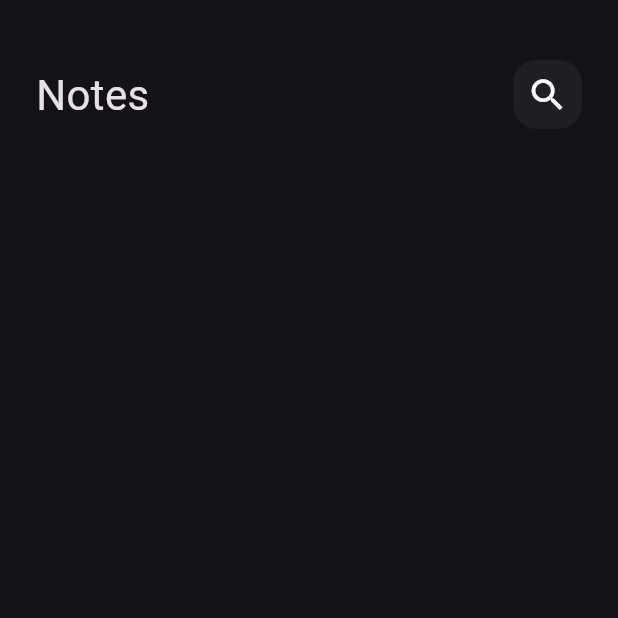
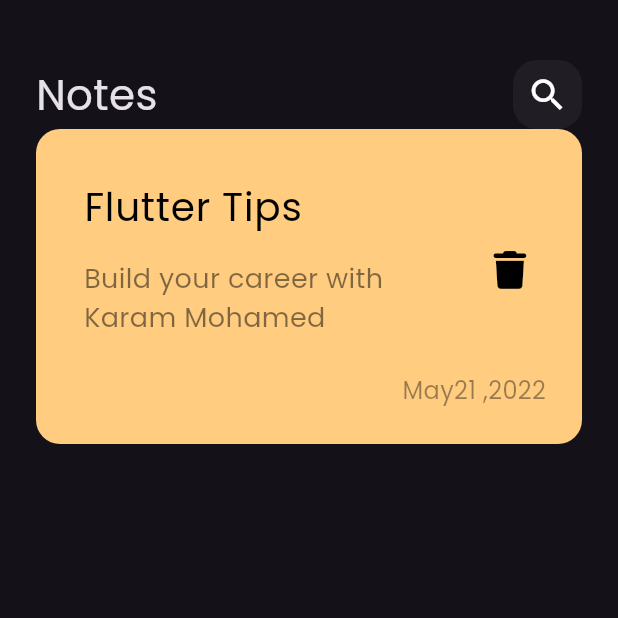
Before and after one commit to km01545/notes_app, a Flutter app: the screen it shows after launch, on a phone screen of 412 x 824 dp, the top half of it. Run offline on Flutter 3.47's test engine with Material 3 defaults, Android fonts, the phone set to English and light mode, and no system bars; our stand-ins replace font_awesome_flutter.

Commit message:
create custom note item

```diff
--- a/lib/main.dart
+++ b/lib/main.dart
@@ -11,7 +11,10 @@ class NotesApp extends StatelessWidget {
   Widget build(BuildContext context) {
     return MaterialApp(
       debugShowCheckedModeBanner: false,
-      theme: ThemeData(brightness: Brightness.dark),
+      theme: ThemeData(
+        brightness: Brightness.dark,
+        fontFamily: 'Poppins',
+      ),
       home: const NotesView(),
     );
   }
--- /dev/null
+++ b/lib/widgets/custom_note_item.dart
@@ -0,0 +1,58 @@
+import 'package:flutter/material.dart';
+import 'package:font_awesome_flutter/font_awesome_flutter.dart';
+
+class NoteItem extends StatelessWidget {
+  const NoteItem({super.key});
+
+  @override
+  Widget build(BuildContext context) {
+    return Container(
+      padding: const EdgeInsets.only(top: 24, bottom: 24, left: 16),
+      decoration: BoxDecoration(
+        color: const Color(0xffffcc80),
+        borderRadius: BorderRadius.circular(16),
+      ),
+      child: Column(
+        crossAxisAlignment: CrossAxisAlignment.end,
+        children: [
+          ListTile(
+            title: const Text(
+              'Flutter Tips',
+              style: TextStyle(
+                color: Colors.black,
+                fontSize: 26,
+              ),
+            ),
+            subtitle: Padding(
+              padding: const EdgeInsets.only(top: 16, bottom: 16),
+              child: Text(
+                'Build your career with Karam Mohamed',
+                style: TextStyle(
+                  color: Colors.black.withOpacity(.5),
+                  fontSize: 18,
+                ),
+              ),
+            ),
+            trailing: IconButton(
+                onPressed: () {},
+                icon: const Icon(
+                  FontAwesomeIcons.trash,
+                  color: Colors.black,
+                  size: 25,
+                )),
+          ),
+          Padding(
+            padding: const EdgeInsets.only(right: 24),
+            child: Text(
+              'May21 ,2022',
+              style: TextStyle(
+                color: Colors.black.withOpacity(.4),
+                fontSize: 16,
+              ),
+            ),
+          ),
+        ],
+      ),
+    );
+  }
+}
--- a/lib/widgets/notes_view_body.dart
+++ b/lib/widgets/notes_view_body.dart
@@ -1,5 +1,6 @@
 import 'package:flutter/material.dart';
 import 'package:notes_app/widgets/custom_app_bar.dart';
+import 'package:notes_app/widgets/custom_note_item.dart';
 
 class NotesViewBody extends StatelessWidget {
   const NotesViewBody({super.key});
@@ -14,6 +15,7 @@ class NotesViewBody extends StatelessWidget {
             height: 40,
           ),
           CustomAppBar(),
+          NoteItem()
         ],
       ),
     );
```
Also changed, not shown: pubspec.yaml (+5 -11 lines), assets/fonts/Poppins-Regular.ttf (added), pubspec.lock.
